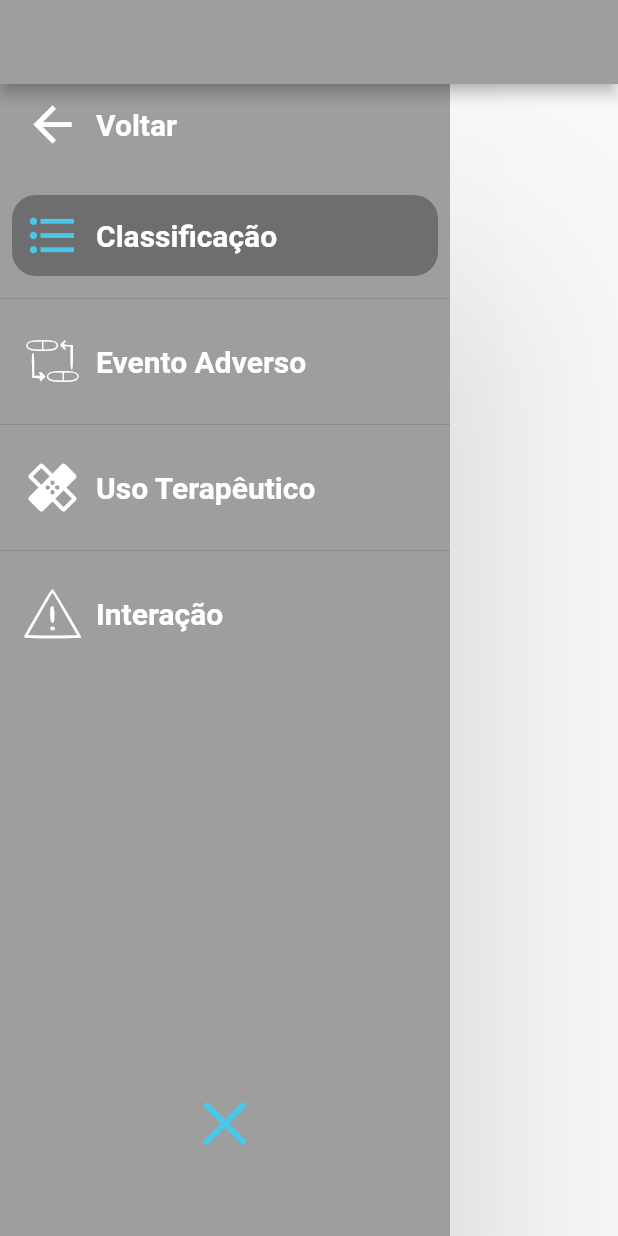
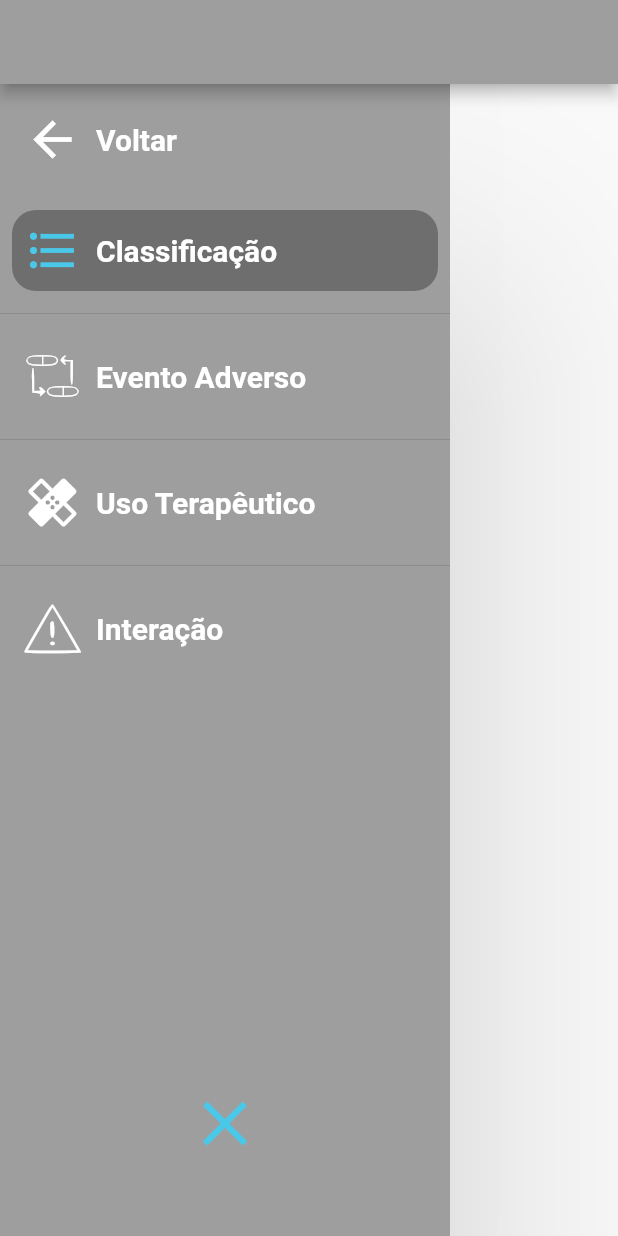
Before and after one commit to karinaplemos/cardio_help, a Flutter app: the DrugsPage screen opened directly with empty values, on a phone screen of 412 x 824 dp. Run offline on Flutter 3.47's test engine with Material 2 defaults, Android fonts, the phone set to English and light mode, and no system bars.

Commit message:
Correção de bugs e ajuste de cor

```diff
--- a/lib/objects/custom_drawer/commons/collapsing_navigation_drawer_widget.dart
+++ b/lib/objects/custom_drawer/commons/collapsing_navigation_drawer_widget.dart
@@ -1,15 +1,18 @@
 import 'package:cardio_help/objects/custom_drawer/custom_navigator_drawer.dart';
 import 'package:flutter/material.dart';
+import '../../presentation.dart';
 import 'currentIndex.dart';
 
 class CollapsingNavigationDrawer extends StatefulWidget {
   final Color drawerBackgroundColor;
   final bool flag;
+  final Map medicamento;
 
   const CollapsingNavigationDrawer(
     {
       Key key,
       @required this.flag,
+      @required this.medicamento,
       @required this.drawerBackgroundColor
     }
   ): super(key: key);
@@ -28,7 +31,53 @@ class CollapsingNavigationDrawerState extends State<CollapsingNavigationDrawer>
   AnimationController _animationController;
   Animation<double> widthAnimation;
 
+  Map getData(int index, bool flag){
+    Map data = {
+      "title": null,
+      "infos": null
+    };
 
+    if(flag){
+      if(index == 0){
+        data["title"] = ["Indicação","Apresentação","Diluição", "Rota de Administração"];
+        data["infos"] = [
+          this.widget.medicamento["indication"],
+          this.widget.medicamento["presentation"],
+          this.widget.medicamento["dilution"],
+          this.widget.medicamento["routeAdm"]
+        ];
+      }else if(index == 1){
+        data["title"] = ["Cuidados"];
+        data["infos"] = [
+          this.widget.medicamento["care"]
+        ];
+      }
+    }else{
+      if(index == 0){
+        data["title"] = ["Classificação"];
+        data["infos"] = [
+          this.widget.medicamento["classification"]
+        ];
+      }else if(index == 1){
+        data["title"] = ["Evento Adverso"];
+        data["infos"] = [
+          this.widget.medicamento["adverseReaction"]
+        ];
+      }else if(index == 2){
+        data["title"] = ["Uso Terapêutico"];
+        data["infos"] = [
+          this.widget.medicamento["therapeuticUse"]
+        ];
+      }else if(index == 3){
+        data["title"] = ["Interações Medicamentosas"];
+        data["infos"] = [
+          this.widget.medicamento["interactionMed"],
+          this.widget.medicamento["interactionEffectEffect"],
+        ];
+      }
+    }
+    return data;
+  }
 
   @override
   void initState() {
@@ -41,9 +90,23 @@ class CollapsingNavigationDrawerState extends State<CollapsingNavigationDrawer>
 
   @override
   Widget build(BuildContext context) {
-    return AnimatedBuilder(
-      animation: _animationController,
-      builder: (context, widget) => getWidget(context, widget),
+    return Scaffold(
+      body: Stack(
+        children: <Widget>[
+          Container(
+            margin: EdgeInsets.only(left: 80),
+
+            child: Presentation(
+              data: this.getData(currentSelectedIndex, widget.flag),
+            ),
+          ),
+          AnimatedBuilder(
+            animation: _animationController,
+            builder: (context, widget) => getWidget(context, widget),
+          ),
+        ],
+      ),
+
     );
   }
 
@@ -55,6 +118,7 @@ class CollapsingNavigationDrawerState extends State<CollapsingNavigationDrawer>
         color: this.widget.drawerBackgroundColor,
         child: Column(
           children: <Widget>[
+            SizedBox(height: 10.0),
             Row(
               children: <Widget>[
                 Expanded(
--- a/lib/pages/DecisionPage/decisionPage.dart
+++ b/lib/pages/DecisionPage/decisionPage.dart
@@ -73,16 +73,16 @@ class _DecisionPageState extends State<DecisionPage>{
                         child: Text("Farmacêutico",
                           style: TextStyle(color: Colors.white, fontSize: 22)
                         ),
-                        color: Color.fromRGBO(184, 172, 40, 0.72),
+                        color: Color.fromRGBO(158, 87, 19, 0.62),
                         shape: RoundedRectangleBorder(
                           borderRadius: BorderRadius.circular(10),
-                          side: BorderSide(color: Color.fromRGBO(184, 172, 40, 0.72))
+                          side: BorderSide(color: Color.fromRGBO(158, 87, 19, 0.62))
                         ),
                         onPressed: (){
                           Navigator.of(context).push(
                               MaterialPageRoute(
                                   builder: (context) => HomePage(
-                                    backgroundColor: Color.fromRGBO(184, 172, 40, 0.72),
+                                    backgroundColor: Color.fromRGBO(158, 87, 19, 0.62),
                                     flag: false,
                                   )
                               )
--- a/lib/pages/DrugsPage/drugsPage.dart
+++ b/lib/pages/DrugsPage/drugsPage.dart
@@ -2,6 +2,8 @@ import 'package:flutter/material.dart';
 import 'package:cardio_help/objects/custom_drawer/custom_navigator_drawer.dart';
 import 'package:cardio_help/objects/presentation.dart';
 import 'package:cardio_help/objects/custom_drawer/commons/currentIndex.dart';
+
+
 
 class DrugsPage extends StatefulWidget {
   final Map medicamento;
@@ -23,79 +25,30 @@ class DrugsPage extends StatefulWidget {
 
 class _DrugsPageState extends State<DrugsPage> {
 
-  Map getData(int index, bool flag){
-    Map data = {
-      "title": null,
-      "infos": null
-    };
 
-    if(flag){
-      if(index == 0){
-        data["title"] = ["Indicação","Apresentação","Diluição", "Rota de Administração"];
-        data["infos"] = [
-          this.widget.medicamento["indication"],
-          this.widget.medicamento["presentation"],
-          this.widget.medicamento["dilution"],
-          this.widget.medicamento["routeAdm"]
-        ];
-      }else if(index == 1){
-        data["title"] = ["Cuidados"];
-        data["infos"] = [
-          this.widget.medicamento["care"]
-        ];
-      }
-    }else{
-      if(index == 0){
-        data["title"] = ["Classificação"];
-        data["infos"] = [
-          this.widget.medicamento["classification"]
-        ];
-      }else if(index == 1){
-        data["title"] = ["Evento Adverso"];
-        data["infos"] = [
-          this.widget.medicamento["adverseReaction"]
-        ];
-      }else if(index == 2){
-        data["title"] = ["Uso Terapêutico"];
-        data["infos"] = [
-          this.widget.medicamento["therapeuticUse"]
-        ];
-      }else if(index == 3){
-        data["title"] = ["Interações Medicamentosas"];
-        data["infos"] = [
-          this.widget.medicamento["interactionMed"],
-          this.widget.medicamento["interactionEffectEffect"],
-        ];
-      }
-    }
-    return data;
+
+  @override
+  void initState(){
+    currentSelectedIndex = 0;
+    super.initState();
   }
+
 
   @override
   Widget build(BuildContext context) {
+    print(currentSelectedIndex);
     return Scaffold(
         appBar: AppBar(
           automaticallyImplyLeading: false,
           backgroundColor: widget.backgroundColor,
           title: new Center(child: new Text(widget.medicamento["name"], textAlign: TextAlign.center)),
         ),
-        body: Stack(
-          children: <Widget>[
+        body: CollapsingNavigationDrawer(
+            drawerBackgroundColor: widget.backgroundColor,
+            flag: this.widget.flag,
+            medicamento: this.widget.medicamento,
+          )
 
-            Container(
-              margin: EdgeInsets.only(left: 80),
-
-              child: Presentation(
-                data: this.getData(currentSelectedIndex, widget.flag),
-              ),
-            ),
-
-            CollapsingNavigationDrawer(
-              drawerBackgroundColor: widget.backgroundColor,
-              flag: this.widget.flag,
-            )
-          ]
-        )
     );
   }
 }
```
Also changed, not shown: assets/icon.png.
